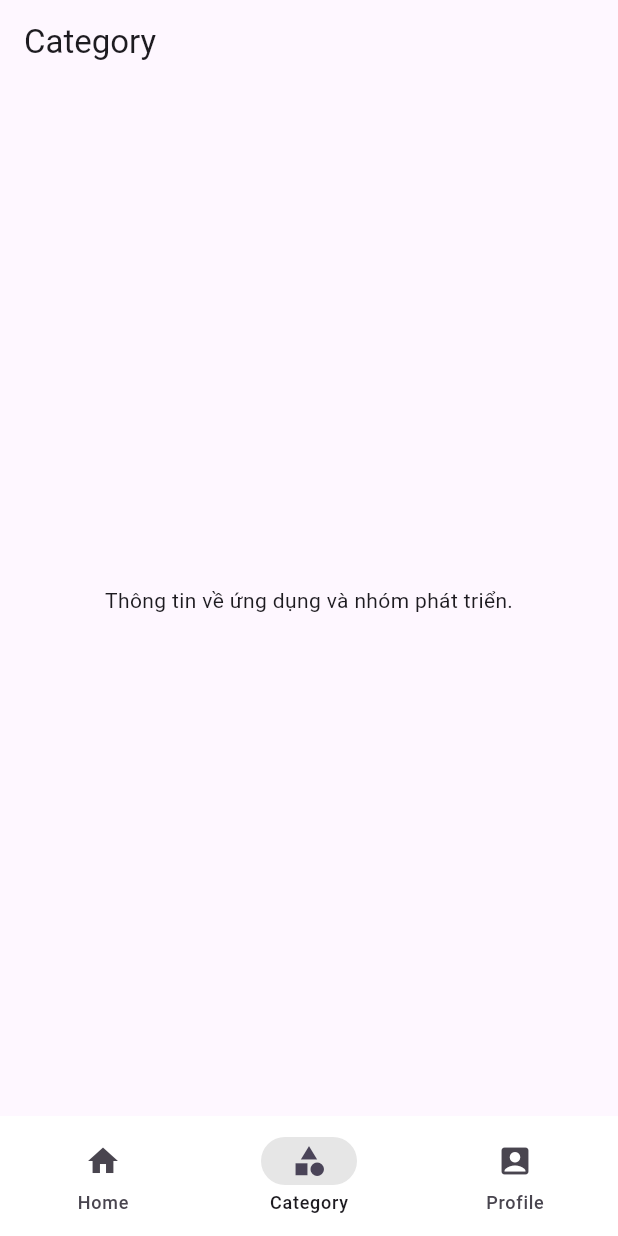
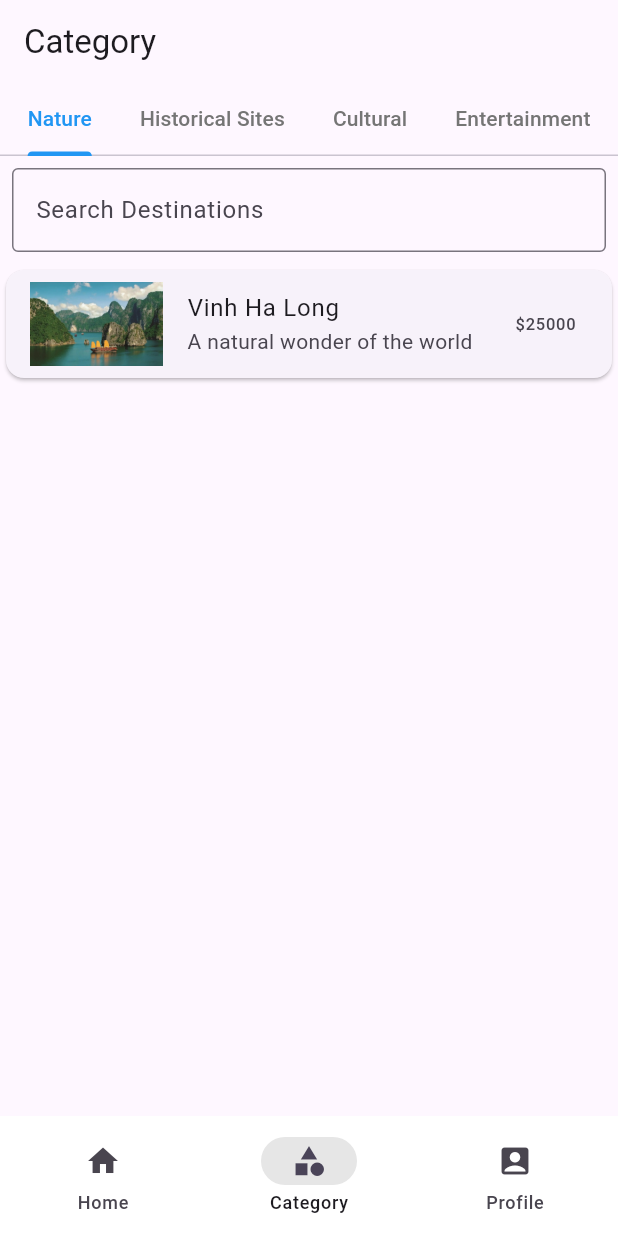
Before and after one commit to SFAri/TravelApp, a Flutter app: the screen it shows after launch, item 2 of the bottom bar chosen, on a phone screen of 412 x 824 dp. Run offline on Flutter 3.47's test engine with Material 3 defaults, Android fonts, the phone set to English and light mode, and no system bars; our stand-ins replace carousel_slider.

Commit message:
home, search, cate FE

```diff
--- a/travel_app/lib/screens/category_screen.dart
+++ b/travel_app/lib/screens/category_screen.dart
@@ -1,7 +1,30 @@
 import 'package:flutter/material.dart';
+import 'package:travel_app/screens/destination_detail.dart';
+import 'package:travel_app/screens/widgets/destination_list.dart' show DestinationListWidget;
+import 'package:travel_app/utils/destination_data.dart';
 
-class CategoryScreen extends StatelessWidget {
+class CategoryScreen extends StatefulWidget {
   const CategoryScreen({super.key});
+
+  @override
+  State<CategoryScreen> createState() => _CategoryScreenState();
+}
+
+class _CategoryScreenState extends State<CategoryScreen> with SingleTickerProviderStateMixin{
+  late TabController tabController;
+
+  @override
+  void initState() {
+    // TODO: implement initState
+    tabController = TabController(length: 6, vsync: this);
+    super.initState();
+  }
+
+  @override
+  void dispose() {
+    tabController.dispose();
+    super.dispose();
+  }
 
   @override
   Widget build(BuildContext context) {
@@ -9,8 +32,47 @@ class CategoryScreen extends StatelessWidget {
       appBar: AppBar(
         title: Text('Category'),
       ),
-      body: Center(
-        child: Text('Thông tin về ứng dụng và nhóm phát triển.'),
+      body: SingleChildScrollView(
+        child: Column(
+          children: [
+            // Tabbar:
+            TabBar(
+              padding: EdgeInsets.zero,
+              isScrollable:  true,
+              indicatorColor: Colors.blue,
+              tabAlignment: TabAlignment.center,
+              unselectedLabelColor: Colors.grey.shade600,
+              labelColor: Colors.blue,
+              controller: tabController,
+              tabs: [
+                Tab(child: Text('Nature')),
+                Tab(child: Text('Historical Sites')),
+                Tab(child: Text('Cultural')),
+                Tab(child: Text('Entertainment')),
+              ]
+            ),
+            SizedBox(
+              height: 550,
+              child: TabBarView(
+                controller: tabController,
+                children: [
+                  DestinationListWidget(
+                    destinations: destinations.where((d) => d['category'] == 'Nature').toList(),
+                  ),
+                  DestinationListWidget(
+                    destinations: destinations.where((d) => d['category'] == 'Histotical Sites').toList(),
+                  ),
+                  DestinationListWidget(
+                    destinations: destinations.where((d) => d['category'] == 'Cultural').toList(),
+                  ),
+                  DestinationListWidget(
+                    destinations: destinations.where((d) => d['category'] == 'Entertainment').toList(),
+                  ),
+                ]
+              ),
+            )
+          ],
+        ),
       ),
     );
   }
--- a/travel_app/lib/screens/destination_detail.dart
+++ b/travel_app/lib/screens/destination_detail.dart
@@ -1,7 +1,7 @@
 import 'package:flutter/material.dart';
 
 class DestinationDetailScreen extends StatelessWidget {
-  final Map<String, String> destination;
+  final Map<String, dynamic> destination;
 
   const DestinationDetailScreen({super.key, required this.destination});
 
--- /dev/null
+++ b/travel_app/lib/screens/widgets/destination_list.dart
@@ -0,0 +1,85 @@
+import 'package:flutter/material.dart';
+import 'package:travel_app/screens/destination_detail.dart';
+
+class DestinationListWidget extends StatefulWidget {
+  final List<Map<String, dynamic>> destinations;
+
+  const DestinationListWidget({super.key, required this.destinations});
+
+  @override
+  State<DestinationListWidget> createState() => _DestinationListWidgetState();
+}
+
+class _DestinationListWidgetState extends State<DestinationListWidget> {
+  List<Map<String, dynamic>> filteredDestinations = [];
+  String query = '';
+
+  @override
+  void initState() {
+    super.initState();
+    filteredDestinations = widget.destinations;
+  }
+
+  void _filterDestinations(String query) {
+    final filtered = widget.destinations.where((destination) {
+      return destination['name'].toLowerCase().contains(query.toLowerCase());
+    }).toList();
+
+    setState(() {
+      this.query = query;
+      filteredDestinations = filtered;
+    });
+  }
+
+  @override
+  Widget build(BuildContext context) {
+    return Column(
+      children: [
+        Padding(
+          padding: const EdgeInsets.all(8.0),
+          child: TextField(
+            decoration: InputDecoration(
+              labelText: 'Search Destinations',
+              border: OutlineInputBorder(),
+            ),
+            onChanged: _filterDestinations,
+          ),
+        ),
+        Expanded(
+          child: filteredDestinations.isEmpty
+          ? Center(
+              child: Text(
+                'No matching destinations found.',
+                style: TextStyle(fontSize: 16, color: Colors.grey),
+              ),
+            )
+          : ListView.builder(
+              itemCount: filteredDestinations.length,
+              itemBuilder: (context, index) {
+                final destination = filteredDestinations[index];
+                return Card(
+                  child: ListTile(
+                    leading: Image.asset(destination['imageUrl']),
+                    title: Text(destination['name']),
+                    subtitle: Text(destination['description']),
+                    trailing: Text('\$${destination['price']}'),
+                    onTap: () {
+                      // Navigate to detail screen
+                      Navigator.push(
+                        context,
+                        MaterialPageRoute(
+                          builder: (context) => DestinationDetailScreen(
+                            destination: destination,
+                          ),
+                        ),
+                      );
+                    },
+                  ),
+                );
+              },
+            ),
+        ),
+      ],
+    );
+  }
+}
--- /dev/null
+++ b/travel_app/lib/utils/destination_data.dart
@@ -0,0 +1,42 @@
+// lib/utils/destination_data.dart
+
+import 'package:travel_app/utils/constants/image_string.dart';
+
+final List<Map<String, dynamic>> destinations = [
+  {
+    'name': 'Ho Guom',
+    'description': 'A historic lake in Hanoi',
+    'price': 10000,
+    'openTime': '2025-04-26 08:00',
+    'phone': '0123456789',
+    'imageUrl': CImages.daLat, // Đường dẫn đến hình ảnh
+    'category': 'Cultural',
+  },
+  {
+    'name': 'Thap Eiffel',
+    'description': 'A landmark in Paris',
+    'price': 20000,
+    'openTime': '2025-04-26 09:00',
+    'phone': '0987654321',
+    'imageUrl': CImages.phuYen,
+    'category': 'Cultural',
+  },
+  {
+    'name': 'Tuong Nu Than Tu Do',
+    'description': 'A symbol of freedom in the USA',
+    'price': 30000,
+    'openTime': '2025-04-26 10:00',
+    'phone': '0212345678',
+    'imageUrl': CImages.hue,
+    'category': 'Historical',
+  },
+  {
+    'name': 'Vinh Ha Long',
+    'description': 'A natural wonder of the world',
+    'price': 25000,
+    'openTime': '2025-04-26 08:30',
+    'phone': '0345678901',
+    'imageUrl': CImages.haLong,
+    'category': 'Nature',
+  },
+];
```
Also changed, not shown: travel_app/lib/screens/home_screen.dart (+40 -25 lines), travel_app/lib/screens/search_screen.dart (added, +121 -0 lines).
